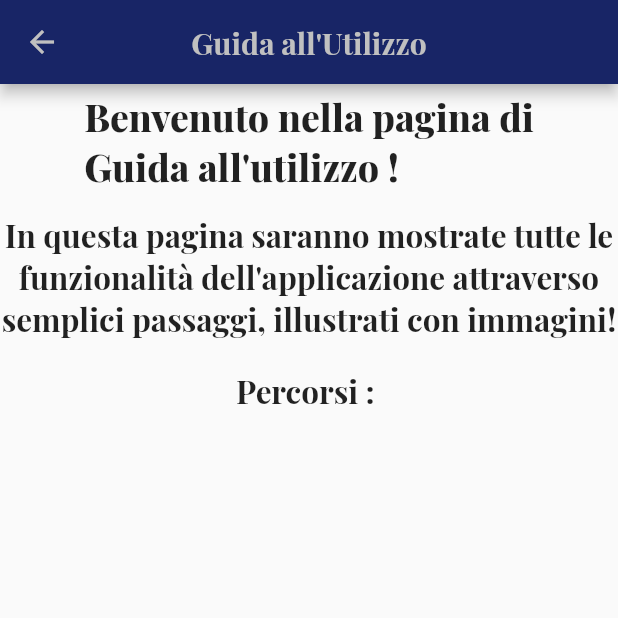
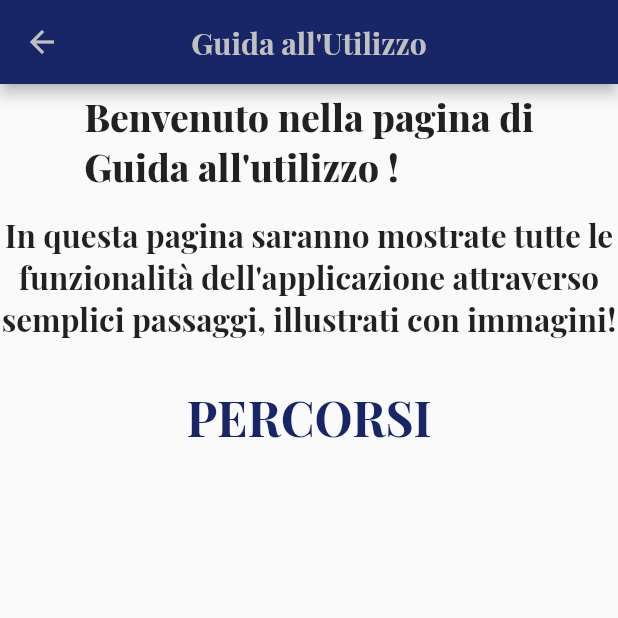
Before and after one commit to Progxy/fdmApp, a Flutter app: the Utilizzo screen opened by its route, on a phone screen of 412 x 824 dp, the top half of it. Run offline on Flutter 3.47's test engine with Material 2 defaults, Android fonts, the phone set to English and light mode, and no system bars; our stand-ins replace bordered_text, carousel_slider, cloud_firestore, connectivity, datetime_picker_formfield, dotted_line and 8 more; missing offline and left inert: mailer2, stripe_payment; accounts and stored records are empty; project files that could hold a hidden picture were left out.

Commit message:
modified guide

```diff
--- a/lib/screens/utilizzo.dart
+++ b/lib/screens/utilizzo.dart
@@ -48,13 +48,14 @@ class Utilizzo extends StatelessWidget {
               ),
             ),
             SizedBox(
-              height: 20,
+              height: 30,
             ),
             Text(
-              "Percorsi : ",
+              "PERCORSI",
               style: TextStyle(
-                fontSize: 21,
-                fontWeight: FontWeight.w600,
+                fontSize: 32,
+                fontWeight: FontWeight.bold,
+                color: Color.fromARGB(255, 24, 37, 102),
               ),
             ),
           ],
```
